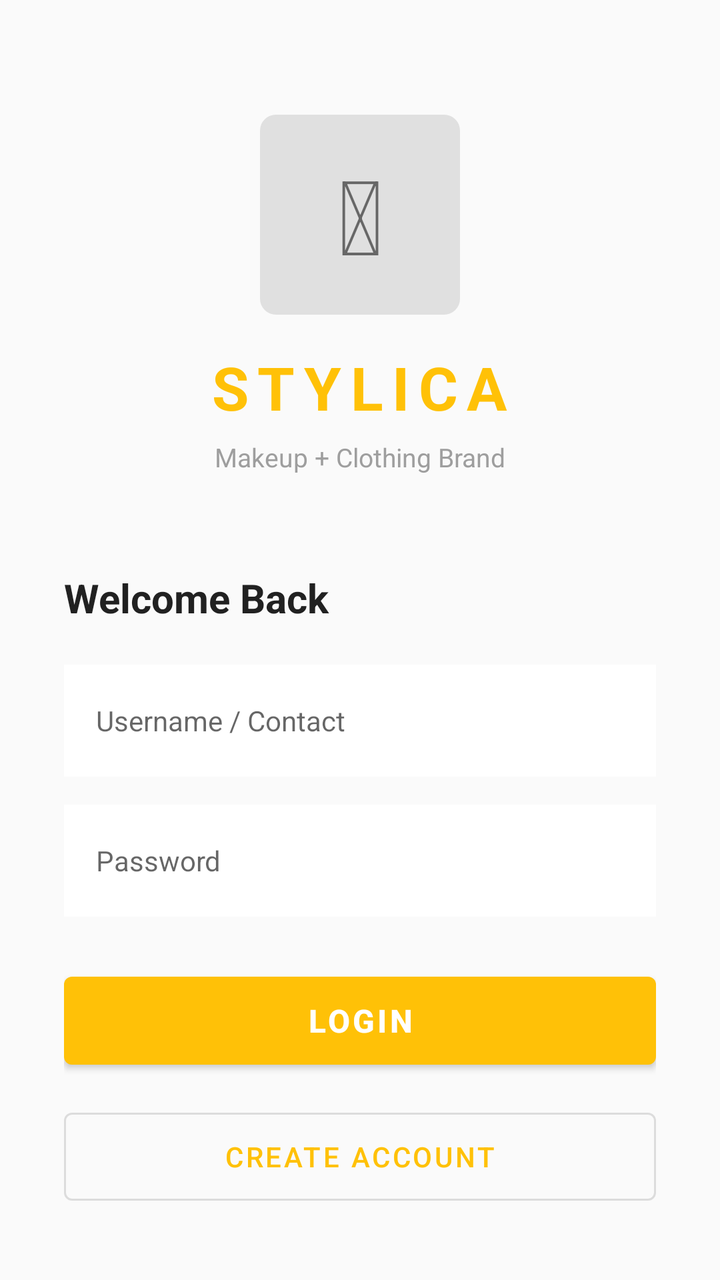
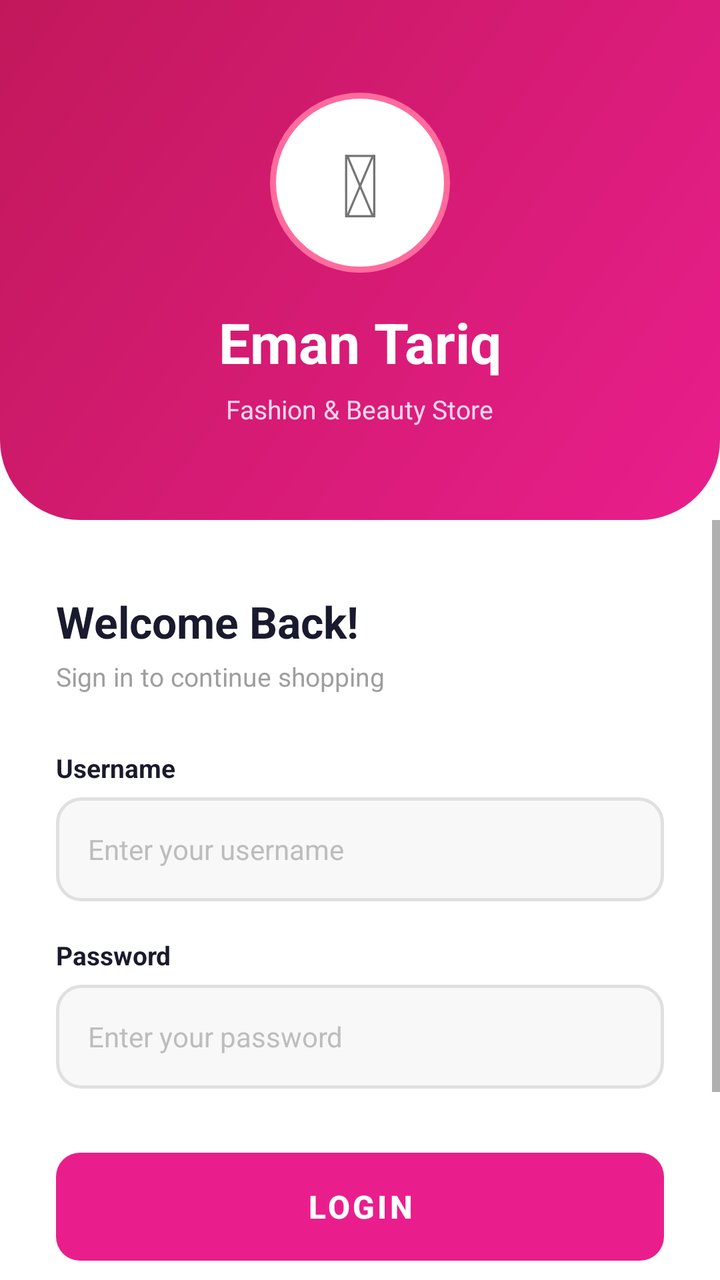

An Android layout rendered at two revisions. The XML below is the earlier revision; the diff shows what the commit changed to produce the second picture.
<!-- AndroidManifest.xml: application theme Theme.Stylica -->
<!-- res/layout/activity_login.xml -->
<?xml version="1.0" encoding="utf-8"?>
<ScrollView xmlns:android="http://schemas.android.com/apk/res/android"
    android:layout_width="match_parent"
    android:layout_height="match_parent"
    android:fillViewport="true"
    android:background="#FAFAFA">

    <LinearLayout
        android:layout_width="match_parent"
        android:layout_height="wrap_content"
        android:orientation="vertical"
        android:paddingStart="32dp"
        android:paddingEnd="32dp"
        android:paddingBottom="32dp"
        android:gravity="center">

        
        <TextView
            android:layout_width="100dp"
            android:layout_height="100dp"
            android:text="&#128132;"
            android:textSize="52sp"
            android:gravity="center"
            android:background="@drawable/ic_placeholder"
            android:layout_marginTop="56dp"
            android:layout_marginBottom="16dp" />

        
        <TextView
            android:layout_width="wrap_content"
            android:layout_height="wrap_content"
            android:text="STYLICA"
            android:textSize="30sp"
            android:textStyle="bold"
            android:textColor="#FFC107"
            android:letterSpacing="0.15"
            android:layout_marginBottom="6dp" />

        
        <TextView
            android:layout_width="wrap_content"
            android:layout_height="wrap_content"
            android:text="Makeup + Clothing Brand"
            android:textSize="13sp"
            android:textColor="#9E9E9E"
            android:layout_marginBottom="48dp" />

        
        <TextView
            android:layout_width="match_parent"
            android:layout_height="wrap_content"
            android:text="Welcome Back"
            android:textSize="20sp"
            android:textStyle="bold"
            android:textColor="#212121"
            android:layout_marginBottom="20dp" />

        
        <EditText
            android:id="@+id/editTextUsername"
            android:layout_width="match_parent"
            android:layout_height="56dp"
            android:hint="Username / Contact"
            android:paddingStart="16dp"
            android:paddingEnd="16dp"
            android:background="@android:color/white"
            android:inputType="text"
            android:textSize="14sp"
            android:layout_marginBottom="14dp" />

        
        <EditText
            android:id="@+id/editTextPassword"
            android:layout_width="match_parent"
            android:layout_height="56dp"
            android:hint="Password"
            android:paddingStart="16dp"
            android:paddingEnd="16dp"
            android:background="@android:color/white"
            android:inputType="textPassword"
            android:textSize="14sp"
            android:layout_marginBottom="24dp" />

        
        <Button
            android:id="@+id/buttonLogin"
            android:layout_width="match_parent"
            android:layout_height="56dp"
            android:text="LOGIN"
            android:textSize="16sp"
            android:textStyle="bold"
            android:layout_marginBottom="12dp"
            style="@style/Widget.MaterialComponents.Button" />

        
        <Button
            android:id="@+id/buttonSignup"
            android:layout_width="match_parent"
            android:layout_height="56dp"
            android:text="CREATE ACCOUNT"
            android:textSize="14sp"
            style="@style/Widget.MaterialComponents.Button.OutlinedButton" />

    </LinearLayout>

</ScrollView>
<!-- resources referenced by this layout -->
<resources>
  <!-- drawable ic_placeholder (drawable) -->
  <?xml version="1.0" encoding="utf-8"?>
  <shape xmlns:android="http://schemas.android.com/apk/res/android"
      android:shape="rectangle">
      <solid android:color="#E0E0E0" />
      <corners android:radius="8dp" />
  </shape>
  <style name="Theme.Stylica" parent="Theme.MaterialComponents.Light.DarkActionBar">
          <item name="colorPrimary">@color/primary</item>
          <item name="colorPrimaryVariant">@color/primary_dark</item>
          <item name="colorOnPrimary">@color/white</item>
          <item name="colorSecondary">@color/accent</item>
          <item name="colorSecondaryVariant">@color/accent</item>
          <item name="colorOnSecondary">@color/white</item>
          <item name="android:statusBarColor">?attr/colorPrimaryVariant</item>
      </style>
  <color name="primary">#FFC107</color>
  <color name="primary_dark">#FFA000</color>
  <color name="white">#FFFFFFFF</color>
  <color name="accent">#795548</color>
</resources>

<!-- the commit's change to res/layout/activity_login.xml (unified diff, before → after) -->
@@ -1,106 +1,197 @@
 <?xml version="1.0" encoding="utf-8"?>
-<ScrollView xmlns:android="http://schemas.android.com/apk/res/android"
+<LinearLayout xmlns:android="http://schemas.android.com/apk/res/android"
     android:layout_width="match_parent"
     android:layout_height="match_parent"
-    android:fillViewport="true"
-    android:background="#FAFAFA">
+    android:orientation="vertical"
+    android:background="#FFFFFF">
 
-    <LinearLayout
+    
+    <RelativeLayout
         android:layout_width="match_parent"
-        android:layout_height="wrap_content"
-        android:orientation="vertical"
-        android:paddingStart="32dp"
-        android:paddingEnd="32dp"
-        android:paddingBottom="32dp"
-        android:gravity="center">
+        android:layout_height="260dp"
+        android:background="@drawable/bg_header">
 
         
-        <TextView
-            android:layout_width="100dp"
-            android:layout_height="100dp"
-            android:text="&#128132;"
-            android:textSize="52sp"
-            android:gravity="center"
-            android:background="@drawable/ic_placeholder"
-            android:layout_marginTop="56dp"
-            android:layout_marginBottom="16dp" />
-
-        
-        <TextView
+        <LinearLayout
             android:layout_width="wrap_content"
             android:layout_height="wrap_content"
-            android:text="STYLICA"
-            android:textSize="30sp"
-            android:textStyle="bold"
-            android:textColor="#FFC107"
-            android:letterSpacing="0.15"
-            android:layout_marginBottom="6dp" />
+            android:orientation="vertical"
+            android:gravity="center"
+            android:layout_centerInParent="true">
 
-        
-        <TextView
-            android:layout_width="wrap_content"
-            android:layout_height="wrap_content"
-            android:text="Makeup + Clothing Brand"
-            android:textSize="13sp"
-            android:textColor="#9E9E9E"
-            android:layout_marginBottom="48dp" />
+            
+            <TextView
+                android:layout_width="90dp"
+                android:layout_height="90dp"
+                android:text="&#128132;"
+                android:textSize="44sp"
+                android:gravity="center"
+                android:background="@drawable/bg_logo_circle"
+                android:layout_gravity="center"
+                android:layout_marginBottom="16dp" />
 
-        
-        <TextView
+            
+            <TextView
+                android:layout_width="wrap_content"
+                android:layout_height="wrap_content"
+                android:text="Eman Tariq"
+                android:textSize="28sp"
+                android:textStyle="bold"
+                android:textColor="#FFFFFF"
+                android:layout_gravity="center"
+                android:layout_marginBottom="6dp" />
+
+            
+            <TextView
+                android:layout_width="wrap_content"
+                android:layout_height="wrap_content"
+                android:text="Fashion &amp; Beauty Store"
+                android:textSize="13sp"
+                android:textColor="#FFD6EC"
+                android:layout_gravity="center" />
+
+        </LinearLayout>
+
+    </RelativeLayout>
+
+    
+    <ScrollView
+        android:layout_width="match_parent"
+        android:layout_height="0dp"
+        android:layout_weight="1"
+        android:fillViewport="true">
+
+        <LinearLayout
             android:layout_width="match_parent"
             android:layout_height="wrap_content"
-            android:text="Welcome Back"
-            android:textSize="20sp"
-            android:textStyle="bold"
-            android:textColor="#212121"
-            android:layout_marginBottom="20dp" />
+            android:orientation="vertical"
+            android:paddingStart="28dp"
+            android:paddingEnd="28dp"
+            android:paddingTop="36dp"
+            android:paddingBottom="32dp">
 
-        
-        <EditText
-            android:id="@+id/editTextUsername"
-            android:layout_width="match_parent"
-            android:layout_height="56dp"
-            android:hint="Username / Contact"
-            android:paddingStart="16dp"
-            android:paddingEnd="16dp"
-            android:background="@android:color/white"
-            android:inputType="text"
-            android:textSize="14sp"
-            android:layout_marginBottom="14dp" />
+            
+            <TextView
+                android:layout_width="wrap_content"
+                android:layout_height="wrap_content"
+                android:text="Welcome Back!"
+                android:textSize="22sp"
+                android:textStyle="bold"
+                android:textColor="#1A1A2E"
+                android:layout_marginBottom="4dp" />
 
-        
-        <EditText
-            android:id="@+id/editTextPassword"
-            android:layout_width="match_parent"
-            android:layout_height="56dp"
-            android:hint="Password"
-            android:paddingStart="16dp"
-            android:paddingEnd="16dp"
-            android:background="@android:color/white"
-            android:inputType="textPassword"
-            android:textSize="14sp"
-            android:layout_marginBottom="24dp" />
+            <TextView
+                android:layout_width="wrap_content"
+                android:layout_height="wrap_content"
+                android:text="Sign in to continue shopping"
+                android:textSize="13sp"
+                android:textColor="#9E9E9E"
+                android:layout_marginBottom="28dp" />
 
-        
-        <Button
-            android:id="@+id/buttonLogin"
-            android:layout_width="match_parent"
-            android:layout_height="56dp"
-            android:text="LOGIN"
-            android:textSize="16sp"
-            android:textStyle="bold"
-            android:layout_marginBottom="12dp"
-            style="@style/Widget.MaterialComponents.Button" />
+            
+            <TextView
+                android:layout_width="wrap_content"
+                android:layout_height="wrap_content"
+                android:text="Username"
+                android:textSize="13sp"
+                android:textStyle="bold"
+                android:textColor="#1A1A2E"
+                android:layout_marginBottom="6dp" />
 
-        
-        <Button
-            android:id="@+id/buttonSignup"
-            android:layout_width="match_parent"
-            android:layout_height="56dp"
-            android:text="CREATE ACCOUNT"
-            android:textSize="14sp"
-            style="@style/Widget.MaterialComponents.Button.OutlinedButton" />
+            <EditText
+                android:id="@+id/editTextUsername"
+                android:layout_width="match_parent"
+                android:layout_height="52dp"
+                android:hint="Enter your username"
+                android:paddingStart="16dp"
+                android:paddingEnd="16dp"
+                android:background="@drawable/bg_input_field"
+                android:inputType="text"
+                android:textSize="14sp"
+                android:textColor="#1A1A2E"
+                android:textColorHint="#BDBDBD"
+                android:layout_marginBottom="18dp" />
 
-    </LinearLayout>
+            
+            <TextView
+                android:layout_width="wrap_content"
+                android:layout_height="wrap_content"
+                android:text="Password"
+                android:textSize="13sp"
+                android:textStyle="bold"
+                android:textColor="#1A1A2E"
+                android:layout_marginBottom="6dp" />
 
-</ScrollView>
+            <EditText
+                android:id="@+id/editTextPassword"
+                android:layout_width="match_parent"
+                android:layout_height="52dp"
+                android:hint="Enter your password"
+                android:paddingStart="16dp"
+                android:paddingEnd="16dp"
+                android:background="@drawable/bg_input_field"
+                android:inputType="textPassword"
+                android:textSize="14sp"
+                android:textColor="#1A1A2E"
+                android:textColorHint="#BDBDBD"
+                android:layout_marginBottom="32dp" />
+
+            
+            <Button
+                android:id="@+id/buttonLogin"
+                android:layout_width="match_parent"
+                android:layout_height="54dp"
+                android:text="LOGIN"
+                android:textSize="16sp"
+                android:textStyle="bold"
+                android:textColor="#FFFFFF"
+                android:background="@drawable/bg_button_primary"
+                android:stateListAnimator="@null"
+                android:layout_marginBottom="16dp" />
+
+            
+            <LinearLayout
+                android:layout_width="match_parent"
+                android:layout_height="wrap_content"
+                android:orientation="horizontal"
+                android:gravity="center_vertical"
+                android:layout_marginBottom="16dp">
+
+                <View
+                    android:layout_width="0dp"
+                    android:layout_height="1dp"
+                    android:layout_weight="1"
+                    android:background="#E0E0E0" />
+
+                <TextView
+                    android:layout_width="wrap_content"
+                    android:layout_height="wrap_content"
+                    android:text="  OR  "
+                    android:textSize="12sp"
+                    android:textColor="#9E9E9E" />
+
+                <View
+                    android:layout_width="0dp"
+                    android:layout_height="1dp"
+                    android:layout_weight="1"
+                    android:background="#E0E0E0" />
+
+            </LinearLayout>
+
+            
+            <Button
+                android:id="@+id/buttonSignup"
+                android:layout_width="match_parent"
+                android:layout_height="54dp"
+                android:text="CREATE ACCOUNT"
+                android:textSize="15sp"
+                android:textStyle="bold"
+                android:textColor="#E91E8C"
+                android:background="@drawable/bg_input_field"
+                android:stateListAnimator="@null" />
+
+        </LinearLayout>
+
+    </ScrollView>
+
+</LinearLayout>
<!-- resource entries referenced after the edit -->
@@ -1,24 +1,56 @@
 <!-- resources referenced by this layout -->
 <resources>
-  <!-- drawable ic_placeholder (drawable) -->
+  <!-- drawable bg_button_primary (drawable) -->
   <?xml version="1.0" encoding="utf-8"?>
   <shape xmlns:android="http://schemas.android.com/apk/res/android"
       android:shape="rectangle">
-      <solid android:color="#E0E0E0" />
-      <corners android:radius="8dp" />
+      <gradient
+          android:startColor="#E91E8C"
+          android:endColor="#C2185B"
+          android:angle="0"
+          android:type="linear" />
+      <corners android:radius="12dp" />
   </shape>
-  <style name="Theme.Stylica" parent="Theme.MaterialComponents.Light.DarkActionBar">
+  <!-- drawable bg_header (drawable) -->
+  <?xml version="1.0" encoding="utf-8"?>
+  <shape xmlns:android="http://schemas.android.com/apk/res/android"
+      android:shape="rectangle">
+      <gradient
+          android:startColor="#E91E8C"
+          android:endColor="#C2185B"
+          android:angle="135"
+          android:type="linear" />
+      <corners
+          android:bottomLeftRadius="40dp"
+          android:bottomRightRadius="40dp" />
+  </shape>
+  <!-- drawable bg_input_field (drawable) -->
+  <?xml version="1.0" encoding="utf-8"?>
+  <shape xmlns:android="http://schemas.android.com/apk/res/android"
+      android:shape="rectangle">
+      <solid android:color="#F8F8F8" />
+      <stroke android:width="1.5dp" android:color="#E0E0E0" />
+      <corners android:radius="12dp" />
+  </shape>
+  <!-- drawable bg_logo_circle (drawable) -->
+  <?xml version="1.0" encoding="utf-8"?>
+  <shape xmlns:android="http://schemas.android.com/apk/res/android"
+      android:shape="oval">
+      <solid android:color="#FFFFFF" />
+      <stroke android:width="3dp" android:color="#FF6B9D" />
+  </shape>
+  <style name="Theme.Stylica" parent="Theme.MaterialComponents.Light.NoActionBar">
           <item name="colorPrimary">@color/primary</item>
           <item name="colorPrimaryVariant">@color/primary_dark</item>
           <item name="colorOnPrimary">@color/white</item>
           <item name="colorSecondary">@color/accent</item>
           <item name="colorSecondaryVariant">@color/accent</item>
           <item name="colorOnSecondary">@color/white</item>
-          <item name="android:statusBarColor">?attr/colorPrimaryVariant</item>
+          <item name="android:statusBarColor">@color/primary_dark</item>
       </style>
-  <color name="primary">#FFC107</color>
-  <color name="primary_dark">#FFA000</color>
+  <color name="primary">#E91E8C</color>
+  <color name="primary_dark">#C2185B</color>
   <color name="white">#FFFFFFFF</color>
-  <color name="accent">#795548</color>
+  <color name="accent">#FF6B9D</color>
 </resources>
 
